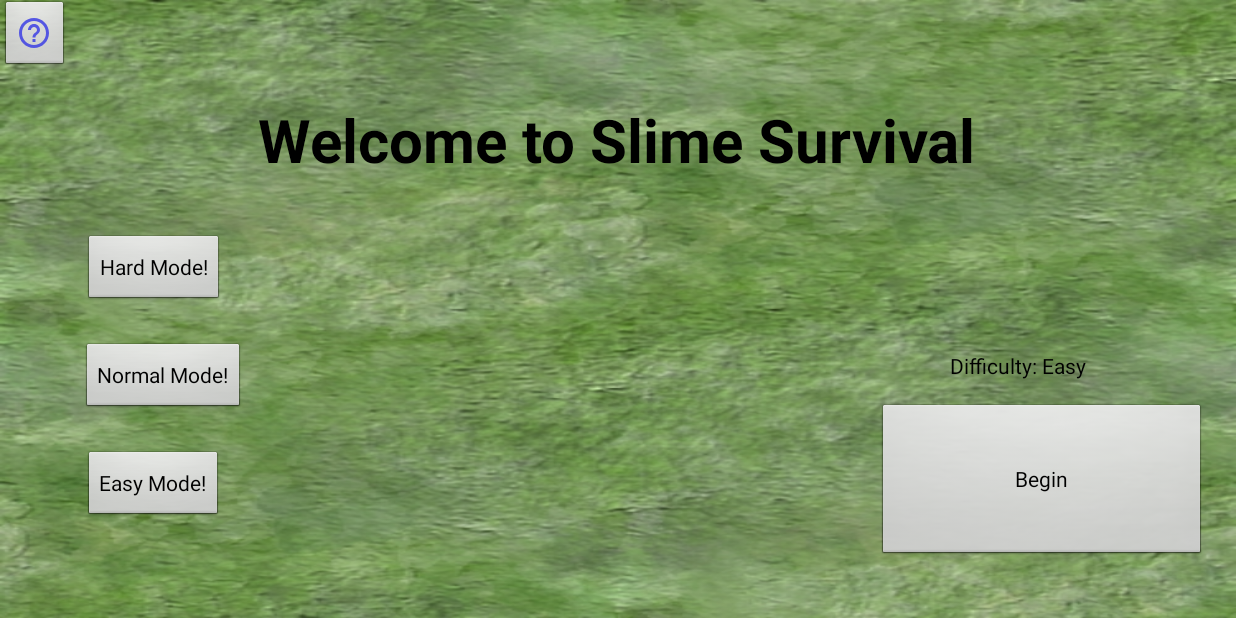
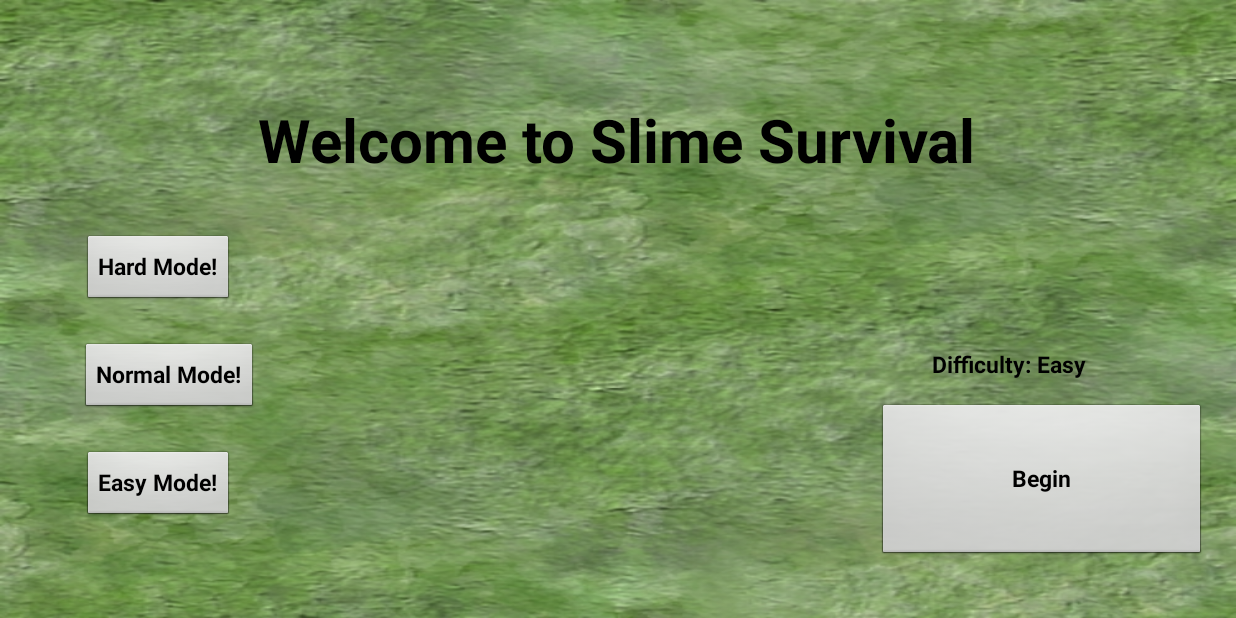
Before and after one commit to Henry-Khoo13/SlimeSurvivalCW, an Android app: the screen it shows after launch (MainActivity), on a phone screen of 824 x 412 dp (held sideways). Run offline under Robolectric (Android 15) with nearby library versions, the light colour scheme and no system bars.

Commit message:
Minor Fixes

```diff
--- a/app/src/main/res/layout/activity_main.xml
+++ b/app/src/main/res/layout/activity_main.xml
@@ -20,6 +20,9 @@
         android:layout_marginTop="300dp"
         android:layout_marginEnd="8dp"
         android:text="Easy Mode!"
+        android:textColor="@color/black"
+        android:textSize="15dp"
+        android:textStyle="bold"
         app:layout_constraintEnd_toEndOf="parent"
         app:layout_constraintHorizontal_bias="0.066"
         app:layout_constraintStart_toStartOf="parent"
@@ -34,6 +37,9 @@
         android:layout_marginTop="228dp"
         android:layout_marginEnd="8dp"
         android:text="Normal Mode!"
+        android:textColor="@color/black"
+        android:textSize="15dp"
+        android:textStyle="bold"
         app:layout_constraintEnd_toEndOf="parent"
         app:layout_constraintHorizontal_bias="0.066"
         app:layout_constraintStart_toStartOf="parent"
@@ -48,6 +54,9 @@
         android:layout_marginTop="156dp"
         android:layout_marginEnd="8dp"
         android:text="Hard Mode!"
+        android:textColor="@color/black"
+        android:textSize="15dp"
+        android:textStyle="bold"
         app:layout_constraintEnd_toEndOf="parent"
         app:layout_constraintHorizontal_bias="0.066"
         app:layout_constraintStart_toStartOf="parent"
@@ -81,6 +90,8 @@
         android:layout_marginBottom="15dp"
         android:text="Difficulty: Easy"
         android:textColor="@color/black"
+        android:textSize="15dp"
+        android:textStyle="bold"
         app:layout_constraintBottom_toTopOf="@+id/StartButton"
         app:layout_constraintEnd_toEndOf="parent"
         app:layout_constraintHorizontal_bias="1.0"
@@ -97,16 +108,12 @@
         android:layout_marginEnd="20dp"
         android:layout_marginBottom="38dp"
         android:text="Begin"
+        android:textColor="@color/black"
+        android:textSize="15dp"
+        android:textStyle="bold"
         app:layout_constraintBottom_toBottomOf="parent"
         app:layout_constraintEnd_toEndOf="parent" />
 
-    <ImageButton
-        android:id="@+id/imageButton"
-        android:layout_width="wrap_content"
-        android:layout_height="wrap_content"
-        android:src="@drawable/ic_tutorial"
-        tools:layout_editor_absoluteX="26dp"
-        tools:layout_editor_absoluteY="25dp" />
 
 
 </androidx.constraintlayout.widget.ConstraintLayout>
--- a/app/src/main/res/values/strings.xml
+++ b/app/src/main/res/values/strings.xml
@@ -6,4 +6,7 @@
     <string name="google">Google</string>
     <string name="display_stored_text">Display Stored Text</string>
     <string name="textview">TextView</string>
+    <string name="difficultyBtn2">DiffButton 2</string>
+    <string name="DifficultyBtn1">DiffButton 1</string>
+    <string name="difficultyBtn">DiffButton</string>
 </resources>
```
